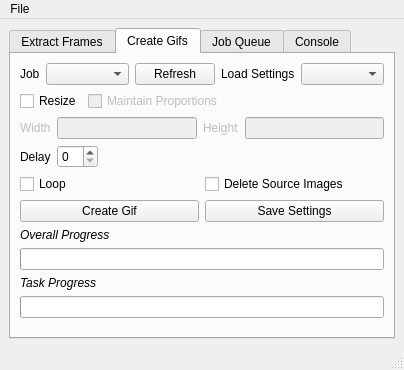
Qt form data/screen.ui (KaiAPaulhus/GifExtract) before a commit.
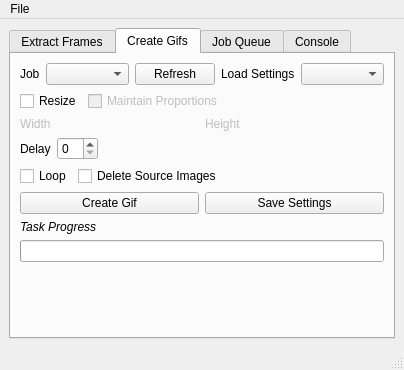
The same form after that commit.

Commit message: Height and width lineedits now update one another if keep proprtions is checked.

Patch:
```diff
--- a/data/screen.ui
+++ b/data/screen.ui
@@ -399,13 +399,6 @@
               </property>
              </widget>
             </item>
-            <item>
-             <widget class="QLineEdit" name="line_resize_width">
-              <property name="enabled">
-               <bool>false</bool>
-              </property>
-             </widget>
-            </item>
             <item>
              <widget class="QLabel" name="lbl_resize_height">
               <property name="enabled">
@@ -416,19 +409,6 @@
               </property>
              </widget>
             </item>
-            <item>
-             <widget class="QLineEdit" name="line_resize_height">
-              <property name="enabled">
-               <bool>false</bool>
-              </property>
-              <property name="acceptDrops">
-               <bool>true</bool>
-              </property>
-              <property name="clearButtonEnabled">
-               <bool>false</bool>
-              </property>
-             </widget>
-            </item>
            </layout>
           </item>
          </layout>
@@ -476,6 +456,19 @@
             </property>
            </widget>
           </item>
+          <item>
+           <spacer name="horizontalSpacer_4">
+            <property name="orientation">
+             <enum>Qt::Horizontal</enum>
+            </property>
+            <property name="sizeHint" stdset="0">
+             <size>
+              <width>40</width>
+              <height>20</height>
+             </size>
+            </property>
+           </spacer>
+          </item>
          </layout>
         </item>
         <item>
@@ -496,28 +489,6 @@
           </item>
          </layout>
         </item>
-        <item>
-         <widget class="QLabel" name="label_7">
-          <property name="font">
-           <font>
-            <italic>true</italic>
-           </font>
-          </property>
-          <property name="text">
-           <string>Overall Progress</string>
-          </property>
-         </widget>
-        </item>
-        <item>
-         <widget class="QProgressBar" name="progress_gif">
-          <property name="value">
-           <number>0</number>
-          </property>
-          <property name="textVisible">
-           <bool>false</bool>
-          </property>
-         </widget>
-        </item>
         <item>
          <widget class="QLabel" name="lbl_gif_currtask">
           <property name="font">
```
Left out of the diff: 2 changed lines with no effect on the pictures. The commit also changes 5 other files.
